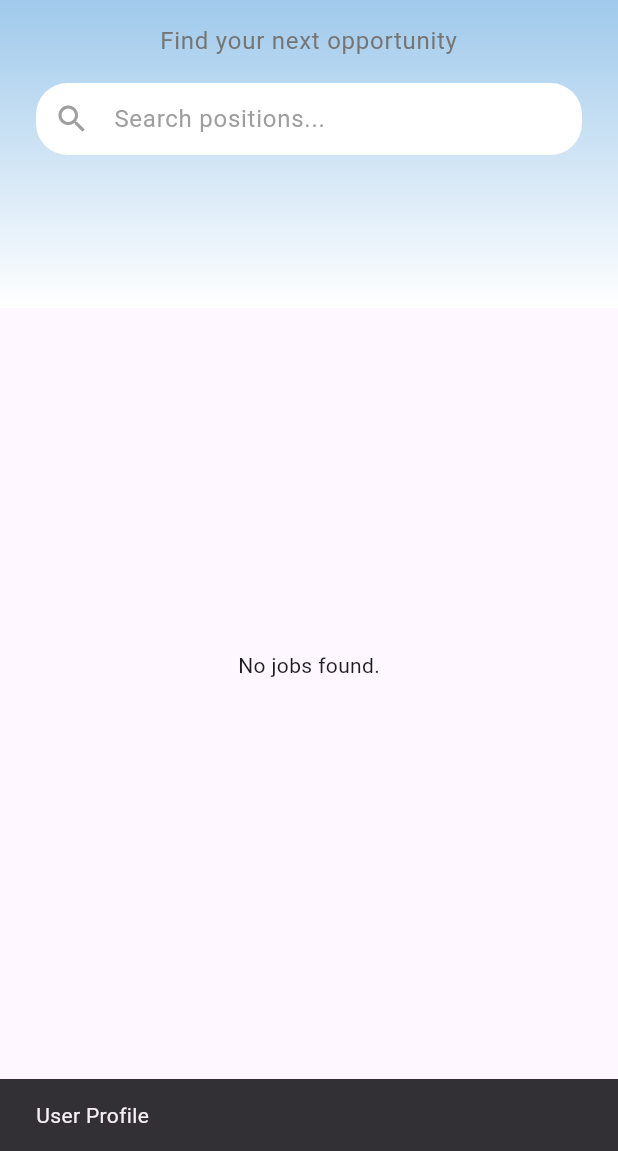
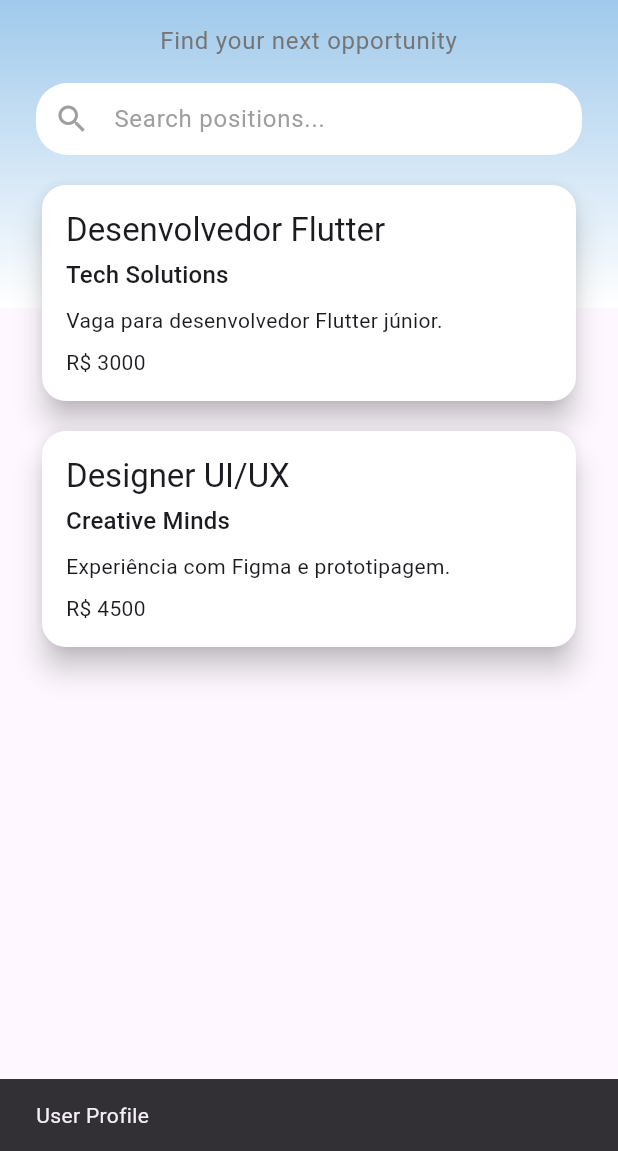
Before and after one commit to natycristina/AA2_mobile, a Flutter app: the JobListingScreen screen opened by its route, after a tap on the "person" icon, on a phone screen of 412 x 824 dp, the part 85-1236 px from its top. Run offline on Flutter 3.47's test engine with Material 3 defaults, Android fonts, the phone set to English and light mode, and no system bars; our stand-ins replace shared_preferences, sqflite, sqflite_common_ffi; missing offline and left inert: dart:ffi; accounts and stored records are empty.

Commit message:
fixes em listagem de vagas

```diff
--- a/lib/database/app_database.dart
+++ b/lib/database/app_database.dart
@@ -45,10 +45,10 @@ class AppDatabase {
     await db.execute('''
       CREATE TABLE jobs (
         idJob INTEGER PRIMARY KEY AUTOINCREMENT,
-        title TEXT,
-        description TEXT,
-        company TEXT,
-        salary TEXT
+        titulo TEXT,
+        descricao TEXT,
+        empresa TEXT,
+        salario TEXT
       )
     ''');
     // Tabela de relação Usuário-Vaga (JobUser) se necessário
@@ -76,16 +76,16 @@ class AppDatabase {
 
     // Inserir algumas vagas iniciais
     await db.insert('jobs', {
-      'title': 'Desenvolvedor Flutter',
-      'description': 'Vaga para desenvolvedor Flutter júnior.',
-      'company': 'Tech Solutions',
-      'salary': 'R\$ 3000',
+      'titulo': 'Desenvolvedor Flutter',
+      'descricao': 'Vaga para desenvolvedor Flutter júnior.',
+      'empresa': 'Tech Solutions',
+      'salario': 'R\$ 3000',
     });
     await db.insert('jobs', {
-      'title': 'Designer UI/UX',
-      'description': 'Experiência com Figma e prototipagem.',
-      'company': 'Creative Minds',
-      'salary': 'R\$ 4500',
+      'titulo': 'Designer UI/UX',
+      'descricao': 'Experiência com Figma e prototipagem.',
+      'empresa': 'Creative Minds',
+      'salario': 'R\$ 4500',
     });
     print('Vagas de teste inseridas no SQLite.');
   }
--- a/lib/models/job.dart
+++ b/lib/models/job.dart
@@ -1,14 +1,18 @@
+import 'dart:ffi';
+
 class Job {
   int? idJob; // '?' indica que pode ser nulo (para IDs auto-gerados)
   String titulo;
   String empresa;
   String descricao;
+  String salario;
 
   Job({
     this.idJob,
     required this.titulo,
     required this.empresa,
     required this.descricao,
+    required this.salario
   });
 
   // Método para converter um Map (do banco de dados) em um objeto Job
@@ -17,6 +21,7 @@ class Job {
     titulo: json['titulo'],
     empresa: json['empresa'],
     descricao: json['descricao'],
+    salario: json['salario']
   );
 
   // Método para converter um objeto Job em um Map (para o banco de dados)
@@ -26,6 +31,7 @@ class Job {
       'titulo': titulo,
       'empresa': empresa,
       'descricao': descricao,
+      'salario': salario,
     };
   }
 }
--- a/lib/repositories/job_repository.dart
+++ b/lib/repositories/job_repository.dart
@@ -9,6 +9,7 @@ class JobRepository {
   Future<List<Job>> getJobs() async {
     // Você pode decidir se busca da API (futuramente) ou do local
     // Por enquanto, vamos buscar do local
+    print("BRUH2");
     return await _appDatabase.getJobs();
   }
 
--- a/lib/screens/job_listing_screen.dart
+++ b/lib/screens/job_listing_screen.dart
@@ -89,7 +89,7 @@ class JobListingScreen extends StatelessWidget {
                 child: viewModel.isLoading
                     ? const Center(child: CircularProgressIndicator())
                     : viewModel.filteredJobs.isEmpty
-                    ? Center(child: Text(texts.no_jobs_found)) // Adicione ao ARB
+                    ? Center(child: Text(texts.no_jobs_found))
                     : ListView.builder(
                   padding: const EdgeInsets.symmetric(horizontal: 24.0),
                   itemCount: viewModel.filteredJobs.length,
@@ -158,6 +158,11 @@ class JobCard extends StatelessWidget {
                 job.descricao,
                 style: Theme.of(context).textTheme.bodyMedium,
               ),
+              const SizedBox(height: 8),
+              Text(
+                job.salario,
+                style: Theme.of(context).textTheme.bodyMedium
+              )
             ],
           ),
         ),
--- a/lib/viewmodels/job_listing_viewmodel.dart
+++ b/lib/viewmodels/job_listing_viewmodel.dart
@@ -24,7 +24,9 @@ class JobListingViewModel extends ChangeNotifier {
     try {
       // Aqui você chamaria a API real se tivesse uma rota para listar vagas
       // Por enquanto, usamos a simulação do repositório
+      print("BRUH1");
       _allJobs = await _jobRepository.getJobs();
+      print(_allJobs);
       _applyFilter();
     } catch (e) {
       print('Erro ao carregar vagas: $e');
```
